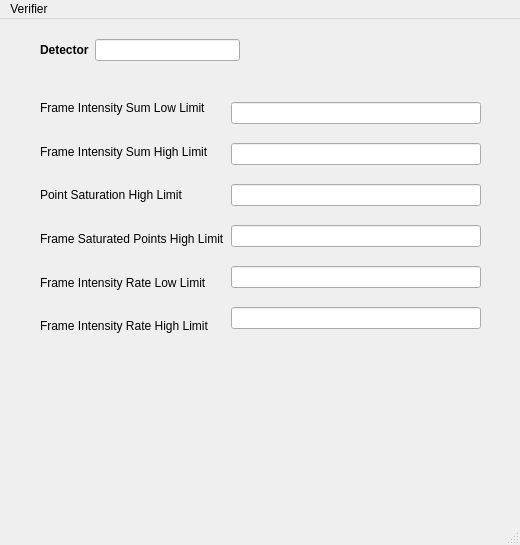
Qt form config/12id/verui.ui (AdvancedPhotonSource/data-quality) before a commit.
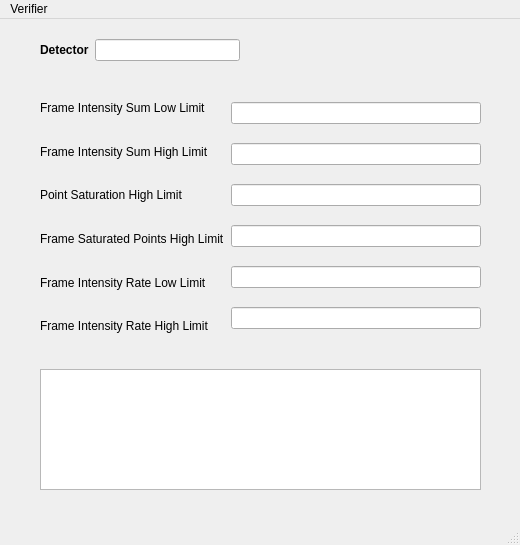
The same form after that commit.

```diff
--- a/config/12id/verui.ui
+++ b/config/12id/verui.ui
@@ -14,7 +14,7 @@
    <string>MainWindow</string>
   </property>
   <widget class="QWidget" name="centralwidget">
-   <widget class="QWidget" name="">
+   <widget class="QWidget" name="layoutWidget">
     <property name="geometry">
      <rect>
       <x>40</x>
@@ -36,7 +36,7 @@
      </item>
     </layout>
    </widget>
-   <widget class="QWidget" name="">
+   <widget class="QWidget" name="layoutWidget">
     <property name="geometry">
      <rect>
       <x>40</x>
@@ -116,6 +116,16 @@
      </item>
     </layout>
    </widget>
+   <widget class="QListWidget" name="list_failed">
+    <property name="geometry">
+     <rect>
+      <x>40</x>
+      <y>350</y>
+      <width>441</width>
+      <height>121</height>
+     </rect>
+    </property>
+   </widget>
   </widget>
   <widget class="QMenuBar" name="menuBar">
    <property name="geometry">
```
